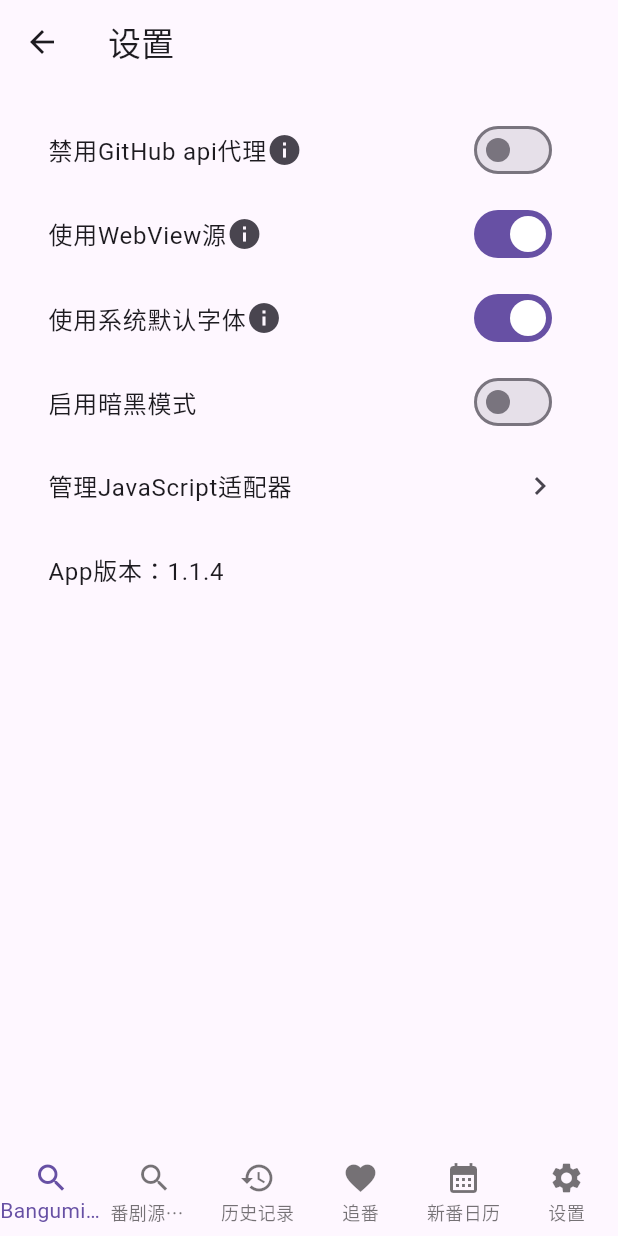
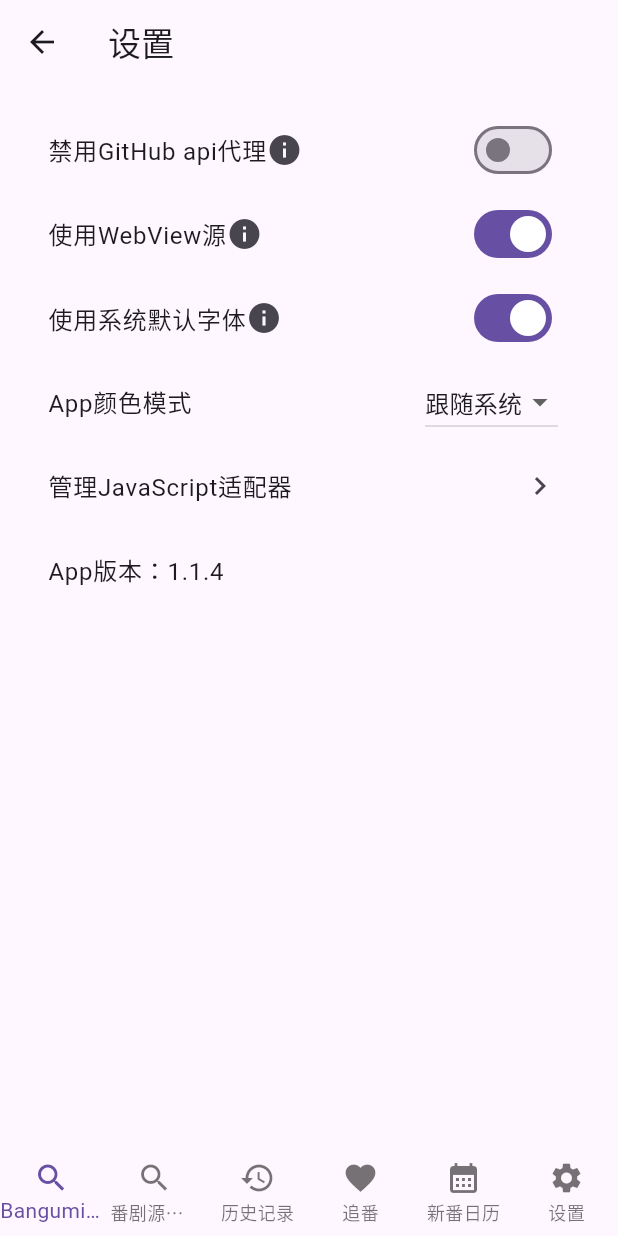
Before and after one commit to KNKPA/KNKPAnime, a Flutter app: the SettingsPage screen opened by its route, on a phone screen of 412 x 824 dp. Run offline on Flutter 3.47's test engine with Material 3 defaults, Android fonts, the phone set to English and light mode, and no system bars; our stand-ins replace adaptive_theme, cached_network_image, dio, flutter_mobx, flutter_modular, google_fonts and 7 more; missing offline and left inert: dart:ffi, flutter_displaymode, flutter_inappwebview, flutter_js, media_kit, media_kit_video and 2 more; accounts and stored records are empty; generated files the repository leaves out were written again; network calls fail.

Commit message:
Feat: Add following system theme mode

```diff
--- a/lib/pages/settings/settings_controller.dart
+++ b/lib/pages/settings/settings_controller.dart
@@ -24,6 +24,12 @@ class SettingsController {
   bool get danmakuEnabled => prefs.getBool('danmakuEnabled') ?? true;
   bool get darkModeEnabled => prefs.getBool('darkModeEnabled') ?? false;
   bool get useDefaultFont => prefs.getBool('useDefaultFont') ?? true;
+  String get themeMode => prefs.getString('themeMode') ?? '跟随系统';
+
+  set themeMode(String value) {
+    prefs.setString('themeMode', value);
+    logger.i('System theme mode set to $value');
+  }
 
   set useDefaultFont(bool value) {
     prefs.setBool('useDefaultFont', value);
--- a/lib/pages/settings/settings_page.dart
+++ b/lib/pages/settings/settings_page.dart
@@ -119,17 +119,32 @@ class _SettingsPageState extends State<SettingsPage> {
             ListTile(
               title: const Row(
                 children: [
-                  Text('启用暗黑模式'),
+                  Text('App颜色模式'),
                 ],
               ),
-              trailing: Switch(
-                value: settingsController.darkModeEnabled,
-                onChanged: (value) {
-                  setState(() => settingsController.darkModeEnabled = value);
-                  value
-                      ? AdaptiveTheme.of(context).setDark()
-                      : AdaptiveTheme.of(context).setLight();
+              trailing: DropdownButton<String>(
+                value: settingsController.themeMode,
+                onChanged: (String? value) {
+                  setState(() => settingsController.themeMode = value!);
+                  switch (value) {
+                    case '跟随系统':
+                      AdaptiveTheme.of(context).setSystem();
+                      break;
+                    case '深色':
+                      AdaptiveTheme.of(context).setDark();
+                      break;
+                    case '浅色':
+                      AdaptiveTheme.of(context).setLight();
+                      break;
+                  }
                 },
+                items: <String>['跟随系统', '深色', '浅色']
+                    .map<DropdownMenuItem<String>>((String value) {
+                  return DropdownMenuItem<String>(
+                    value: value,
+                    child: Text(value),
+                  );
+                }).toList(),
               ),
             ),
             ListTile(
```
